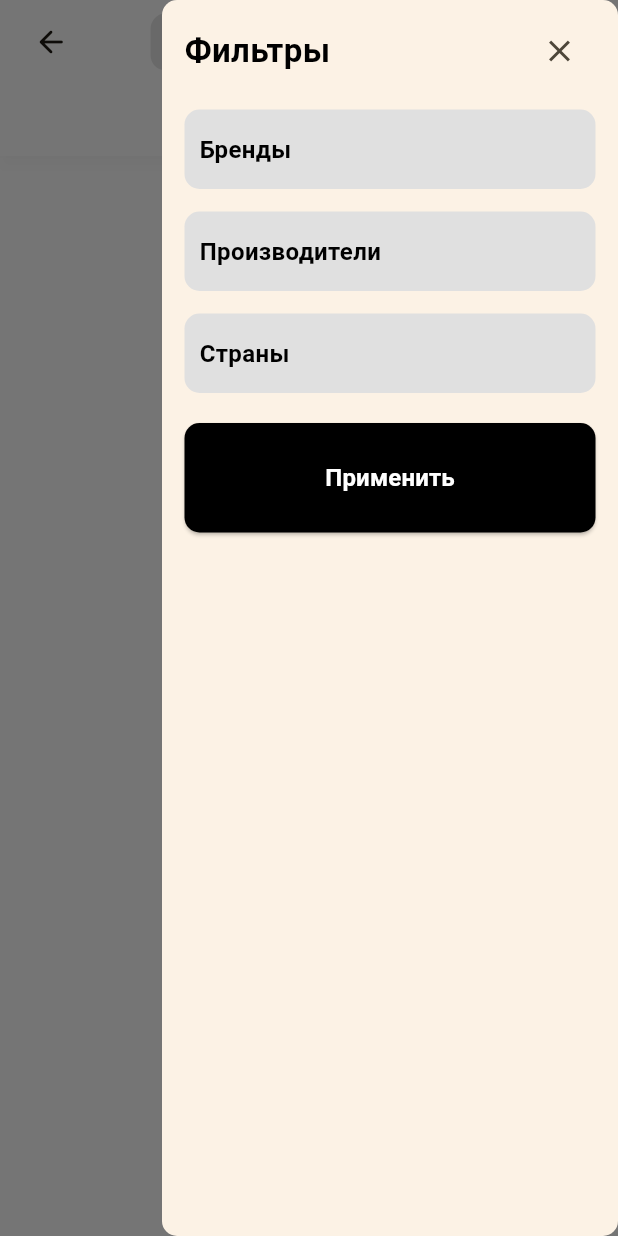
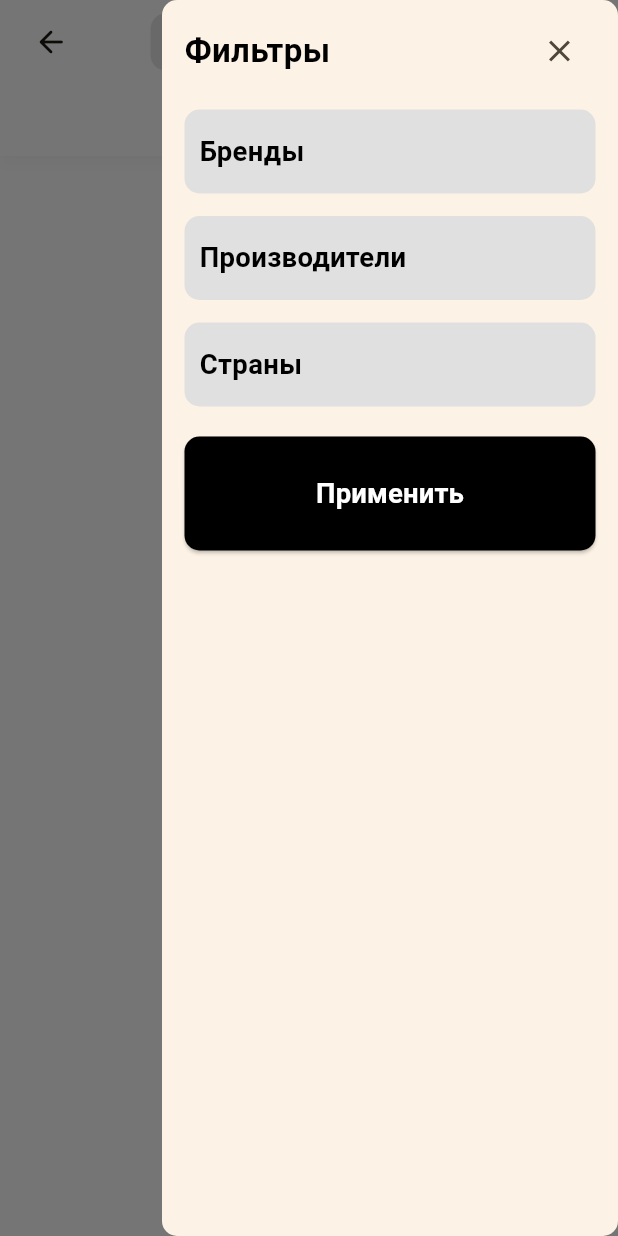
Before and after one commit to breadwithmeth/naliv_delivery, a Flutter app: the CategoryPage screen opened directly with empty values, with the side drawer open, on a phone screen of 412 x 824 dp. Run offline on Flutter 3.47's test engine with Material 3 defaults, Android fonts, the phone set to English and light mode, and no system bars; our stand-ins replace cached_network_image, flutter_cache_manager, flutter_map, flutter_markdown, geolocator, google_fonts and 7 more; accounts and stored records are empty.

Commit message:
more adaptive fonts

```diff
--- a/lib/pages/categoryPage.dart
+++ b/lib/pages/categoryPage.dart
@@ -59,6 +59,8 @@ class _CategoryPageState extends State<CategoryPage> {
 
   @override
   Widget build(BuildContext context) {
+    double screenSize = MediaQuery.of(context).size.width;
+
     return DefaultTabController(
       initialIndex: initialIndexTabbar,
       length: widget.categories.length,
@@ -93,7 +95,7 @@ class _CategoryPageState extends State<CategoryPage> {
             labelPadding:
                 const EdgeInsets.symmetric(horizontal: 10, vertical: 10),
             labelStyle: TextStyle(
-              fontSize: 16,
+              fontSize: 32 * (screenSize / 720),
               fontWeight: FontWeight.w500,
               color: Theme.of(context).colorScheme.onBackground,
             ),
@@ -291,7 +293,7 @@ class _CategoryPageState extends State<CategoryPage> {
                           Radius.circular(10),
                         ),
                       ),
-                      child: const Row(
+                      child: Row(
                         children: [
                           Column(
                             crossAxisAlignment: CrossAxisAlignment.start,
@@ -300,7 +302,7 @@ class _CategoryPageState extends State<CategoryPage> {
                                 "Бренды",
                                 style: TextStyle(
                                   color: Colors.black,
-                                  fontSize: 16,
+                                  fontSize: 32 * (screenSize / 720),
                                   fontWeight: FontWeight.w700,
                                 ),
                               ),
@@ -326,7 +328,7 @@ class _CategoryPageState extends State<CategoryPage> {
                           Radius.circular(10),
                         ),
                       ),
-                      child: const Row(
+                      child: Row(
                         children: [
                           Column(
                             crossAxisAlignment: CrossAxisAlignment.start,
@@ -335,7 +337,7 @@ class _CategoryPageState extends State<CategoryPage> {
                                 "Производители",
                                 style: TextStyle(
                                   color: Colors.black,
-                                  fontSize: 16,
+                                  fontSize: 32 * (screenSize / 720),
                                   fontWeight: FontWeight.w700,
                                 ),
                               ),
@@ -361,7 +363,7 @@ class _CategoryPageState extends State<CategoryPage> {
                           Radius.circular(10),
                         ),
                       ),
-                      child: const Row(
+                      child: Row(
                         children: [
                           Column(
                             crossAxisAlignment: CrossAxisAlignment.start,
@@ -370,7 +372,7 @@ class _CategoryPageState extends State<CategoryPage> {
                                 "Страны",
                                 style: TextStyle(
                                   color: Colors.black,
-                                  fontSize: 16,
+                                  fontSize: 32 * (screenSize / 720),
                                   fontWeight: FontWeight.w700,
                                 ),
                               ),
@@ -399,7 +401,7 @@ class _CategoryPageState extends State<CategoryPage> {
                             child: Text(
                               "Применить",
                               style: TextStyle(
-                                fontSize: 16,
+                                fontSize: 32 * (screenSize / 720),
                                 fontWeight: FontWeight.w700,
                                 color: Theme.of(context).colorScheme.onPrimary,
                               ),
--- a/lib/shared/itemCards.dart
+++ b/lib/shared/itemCards.dart
@@ -161,7 +161,7 @@ class _ItemCardState extends State<ItemCard> {
                       text: TextSpan(
                         style: TextStyle(
                           textBaseline: TextBaseline.alphabetic,
-                          fontSize: 20 * (screenSize / 720),
+                          fontSize: 40 * (screenSize / 720),
                           color: Colors.black,
                         ),
                         children: [
```
Also changed, not shown: lib/pages/homePage.dart (+32 -30 lines).
